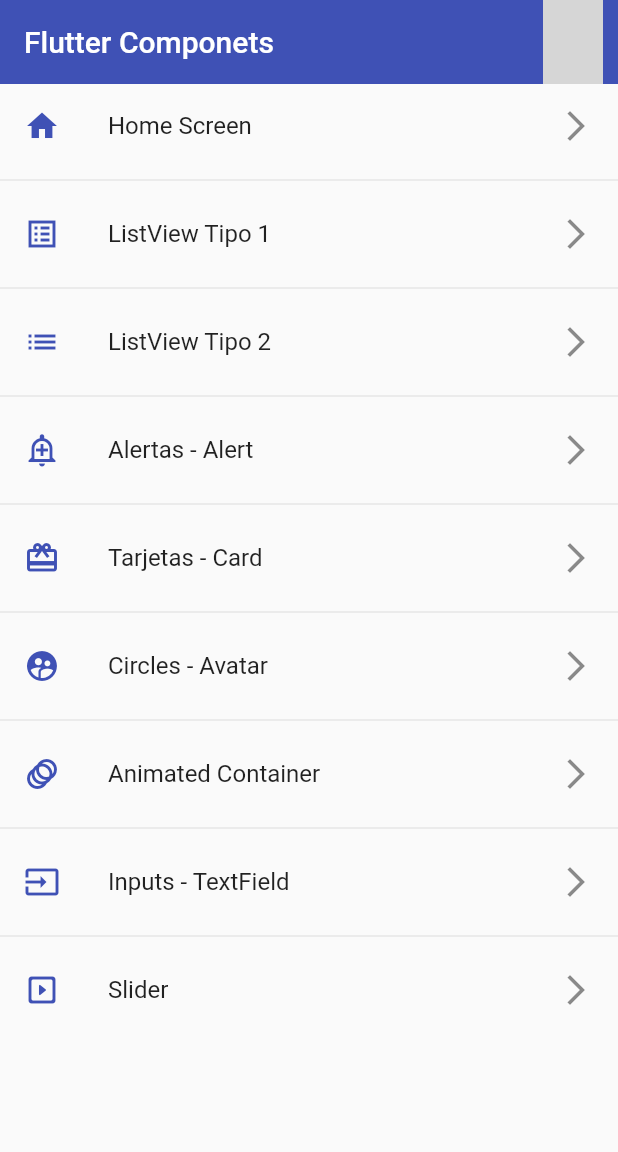
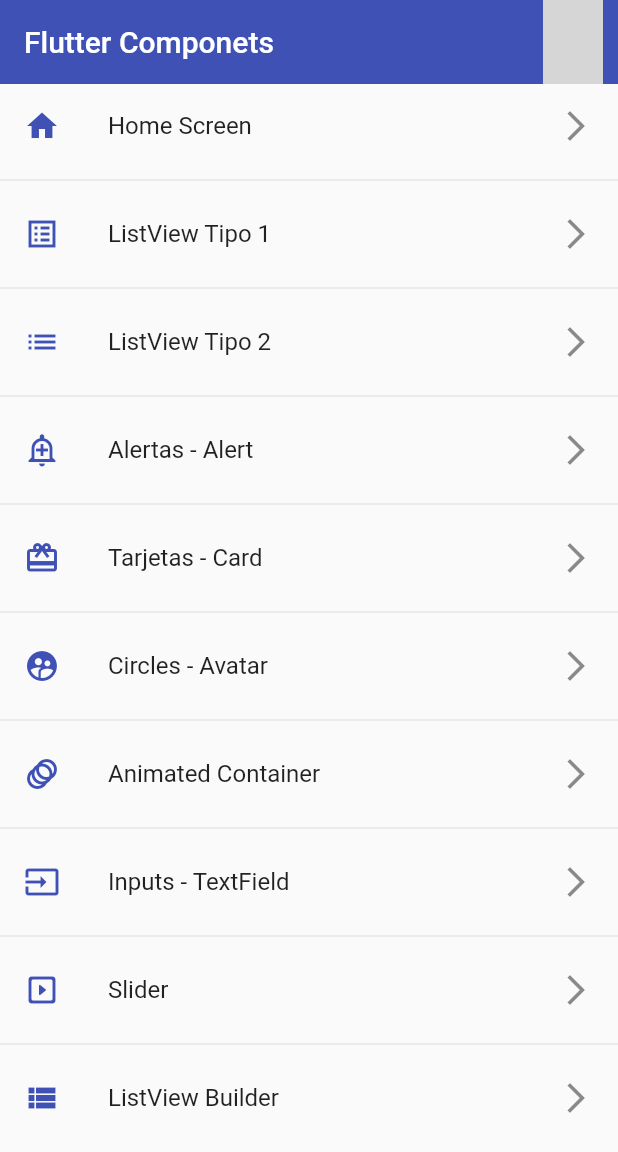
Before and after one commit to manuelduarte077/flutter-examples, a Flutter app: the screen it shows after launch, on a phone screen of 412 x 824 dp. Shown: the top 1152 px of the screen. Run offline on Flutter 3.47's test engine with Material 2 defaults, Android fonts, the phone set to English and light mode, and no system bars; network calls fail; grey boxes are pictures that could not be loaded.

Commit message:
feat(widget): listview builder

```diff
--- a/lib/src/routes/app_routes.dart
+++ b/lib/src/routes/app_routes.dart
@@ -61,6 +61,12 @@
       icon: Icons.slideshow_rounded,
       screen: const SliderScreen(),
     ),
+    MenuOption(
+      route: 'listview_builder',
+      name: 'ListView Builder',
+      icon: Icons.view_list,
+      screen: const ListViewBuilderScreen(),
+    ),
   ];
 
   static Map<String, Widget Function(BuildContext)> getAppRoutes() {
--- a/lib/src/screens/screens.dart
+++ b/lib/src/screens/screens.dart
@@ -8,3 +8,5 @@
 export 'package:fl_components/src/screens/forms/input_screen.dart';
 
 export 'package:fl_components/src/screens/slider/slider_screen.dart';
+
+export 'package:fl_components/src/screens/list_view/list_view_builder.dart';
```
Also changed, not shown: lib/src/screens/list_view/list_view_builder.dart (added, +28 -0 lines).
